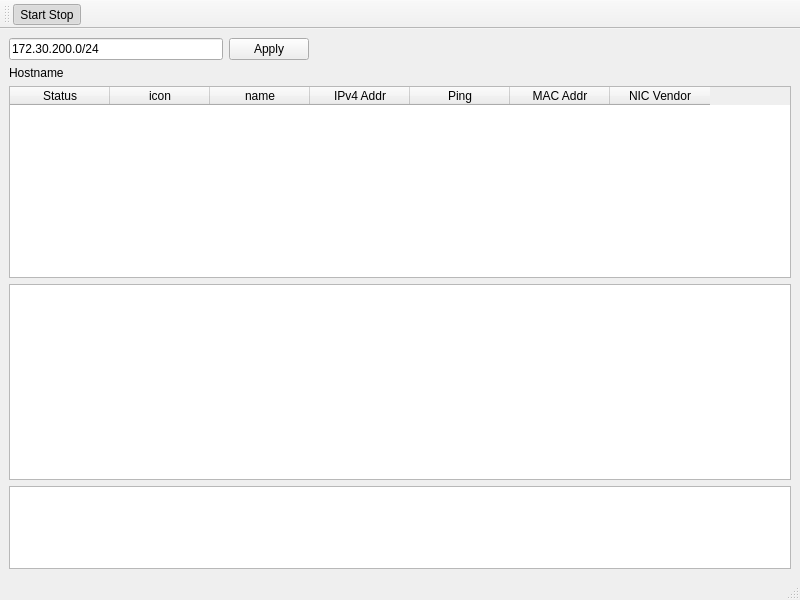
pchar/FreeNetAdminPro, file form.ui: the form before one commit.
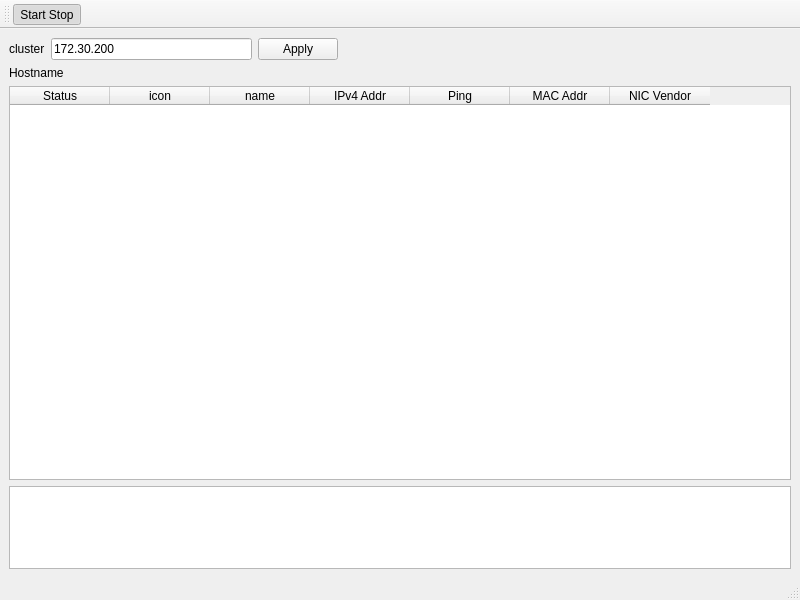
The form after the commit. Icons and pictures are not drawn.

The edit to the form file:
```diff
--- a/form.ui
+++ b/form.ui
@@ -22,14 +22,18 @@
      <layout class="QHBoxLayout" name="horizontalLayout_3"/>
     </item>
     <item>
-     <layout class="QHBoxLayout" name="horizontalLayout_4" stretch="4,1,9">
+     <layout class="QHBoxLayout" name="horizontalLayout_4" stretch="0,4,1,9">
+      <item>
+       <widget class="QLabel" name="label_cluster">
+        <property name="text">
+         <string>cluster</string>
+        </property>
+       </widget>
+      </item>
       <item>
        <widget class="QLineEdit" name="cluster">
         <property name="text">
-         <string>172.30.200.0/24</string>
-        </property>
-        <property name="maxLength">
-         <number>43</number>
+         <string>172.30.200</string>
         </property>
         <property name="placeholderText">
          <string>e.g. 172.30.200.0/24</string>
@@ -61,7 +65,7 @@
     <item>
      <layout class="QHBoxLayout" name="horizontalLayout" stretch="0">
       <item>
-       <layout class="QVBoxLayout" name="verticalLayout_2" stretch="0,0,1">
+       <layout class="QVBoxLayout" name="verticalLayout_2" stretch="0,0">
         <item>
          <widget class="QLabel" name="label">
           <property name="text">
@@ -108,9 +112,6 @@
           </column>
          </widget>
         </item>
-        <item>
-         <widget class="QTextEdit" name="HostNameDetails"/>
-        </item>
        </layout>
       </item>
      </layout>
```
Left out of the diff: 4 changed lines with no effect on the pictures.
